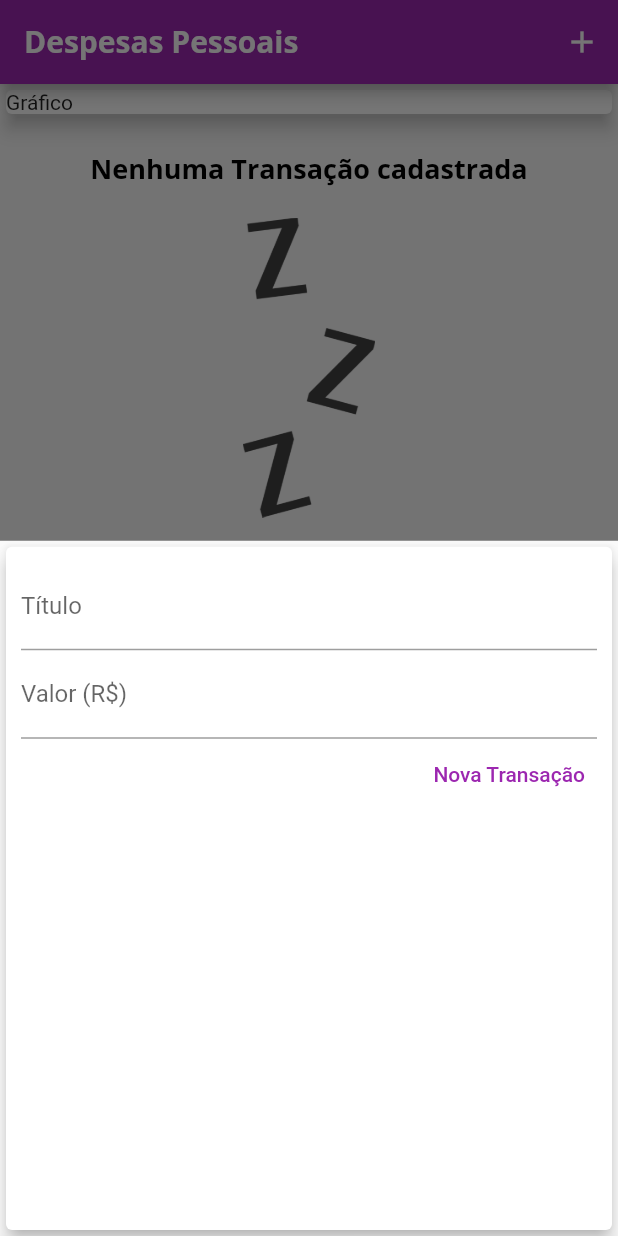
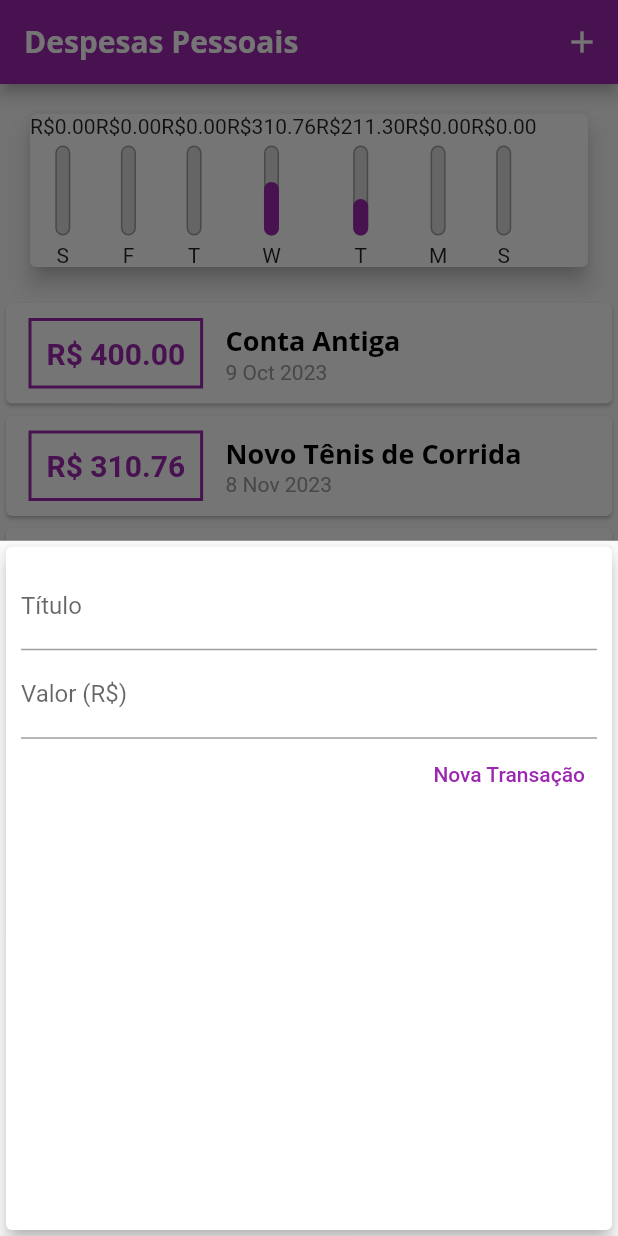
Before and after one commit to raonizacaron/flutter, a Flutter app: the screen it shows after launch, after a tap on the "add" icon, on a phone screen of 412 x 824 dp. Run offline on Flutter 3.47's test engine with Material 2 defaults, Android fonts, the phone set to English and light mode, and no system bars; missing offline and left inert: dart:ffi.

Commit message:
Adding chart drawings

```diff
--- /dev/null
+++ b/Aulas/expenses/lib/components/chart.dart
@@ -0,0 +1,58 @@
+import 'package:flutter/material.dart';
+import 'package:intl/intl.dart';
+import '../models/transaction.dart';
+import 'chart_bar.dart';
+
+class Chart extends StatelessWidget {
+  final List<Transaction> recentTransaction;
+
+  const Chart(this.recentTransaction, {Key? key}) : super(key: key);
+
+  List<Map<String, Object>> get groupedTransactions {
+    return List.generate(7, (index) {
+      final weekDay = DateTime.now().subtract(
+        Duration(days: index),
+      );
+
+      double totalSum = 0.0;
+
+      for (var i = 0; i < recentTransaction.length; i++) {
+        bool sameDay = recentTransaction[i].date.day == weekDay.day;
+        bool sameMonth = recentTransaction[i].date.month == weekDay.month;
+        bool sameYear = recentTransaction[i].date.year == weekDay.year;
+
+        if (sameDay && sameMonth && sameYear) {
+          totalSum += recentTransaction[i].value;
+        }
+      }
+
+      return {
+        'day': DateFormat.E().format(weekDay)[0],
+        'value': totalSum,
+      };
+    });
+  }
+
+  double get _weekTotalValue {
+    return groupedTransactions.fold(0.0, (sum, tr) {
+      return sum + (tr['value'] as double);
+    });
+  }
+
+  @override
+  Widget build(BuildContext context) {
+    return Card(
+      elevation: 6,
+      margin: const EdgeInsets.all(20),
+      child: Row(
+        children: groupedTransactions.map((tr) {
+          return ChartBar(
+            label: tr['day'] as String,
+            value: tr['value'] as double,
+            percentage: (tr['value'] as double) / _weekTotalValue,
+          );
+        }).toList(),
+      ),
+    );
+  }
+}
--- /dev/null
+++ b/Aulas/expenses/lib/components/chart_bar.dart
@@ -0,0 +1,54 @@
+import 'package:flutter/material.dart';
+
+class ChartBar extends StatelessWidget {
+  final String? label;
+  final double? value;
+  final double? percentage;
+
+  const ChartBar({
+    this.label,
+    this.value,
+    this.percentage,
+    Key? key,
+  }) : super(key: key);
+
+  @override
+  Widget build(BuildContext context) {
+    return Column(
+      children: [
+        Text('R\$${value!.toStringAsFixed(2)}'),
+        const SizedBox(height: 5),
+        SizedBox(
+          height: 60,
+          width: 10,
+          child: Stack(
+            alignment: Alignment.bottomCenter,
+            children: <Widget>[
+              Container(
+                decoration: BoxDecoration(
+                  border: Border.all(
+                    color: Colors.grey,
+                    width: 1.0,
+                  ),
+                  color: const Color.fromRGBO(220, 220, 220, 1),
+                  borderRadius: BorderRadius.circular(5),
+                ),
+              ),
+              FractionallySizedBox(
+                heightFactor: percentage,
+                child: Container(
+                  decoration: BoxDecoration(
+                    color: Theme.of(context).colorScheme.primary,
+                    borderRadius: BorderRadius.circular(5),
+                  ),
+                ),
+              ),
+            ],
+          ),
+        ),
+        const SizedBox(height: 5),
+        Text(label!),
+      ],
+    );
+  }
+}
--- a/Aulas/expenses/lib/components/transaction_form.dart
+++ b/Aulas/expenses/lib/components/transaction_form.dart
@@ -1,10 +1,9 @@
-// ignore_for_file: prefer_const_constructors, use_key_in_widget_constructors
 import 'package:flutter/material.dart';
 
 class TransactionForm extends StatefulWidget {
   final void Function(String, double) onSubmit;
 
-  TransactionForm(this.onSubmit);
+  const TransactionForm(this.onSubmit, {Key? key}) : super(key: key);
 
   @override
   State<TransactionForm> createState() => _TransactionFormState();
@@ -33,19 +32,20 @@ class _TransactionFormState extends State<TransactionForm> {
       child: Padding(
         padding: const EdgeInsets.all(10),
         child: Column(
-          children: <Widget>[
+          children: [
             TextField(
               controller: titleController,
               onSubmitted: (_) => _submitForm(),
-              decoration: InputDecoration(
+              decoration: const InputDecoration(
                 labelText: 'Título',
               ),
             ),
             TextField(
-              keyboardType: TextInputType.numberWithOptions(decimal: true),
+              controller: valueController,
+              keyboardType:
+                  const TextInputType.numberWithOptions(decimal: true),
               onSubmitted: (_) => _submitForm(),
-              controller: valueController,
-              decoration: InputDecoration(
+              decoration: const InputDecoration(
                 labelText: 'Valor (R\$)',
               ),
             ),
@@ -53,14 +53,16 @@ class _TransactionFormState extends State<TransactionForm> {
               mainAxisAlignment: MainAxisAlignment.end,
               children: <Widget>[
                 TextButton(
-                  style: TextButton.styleFrom(
-                    foregroundColor: Colors.purple,
+                  child: const Text(
+                    'Nova Transação',
+                    style: TextStyle(
+                      color: Colors.purple,
+                    ),
                   ),
                   onPressed: _submitForm,
-                  child: Text('Nova Transação'),
-                ),
+                )
               ],
-            )
+            ),
           ],
         ),
       ),
--- a/Aulas/expenses/lib/components/transaction_list.dart
+++ b/Aulas/expenses/lib/components/transaction_list.dart
@@ -1,33 +1,32 @@
-// ignore_for_file: prefer_const_constructors, use_key_in_widget_constructors, avoid_unnecessary_containers, prefer_const_literals_to_create_immutables, depend_on_referenced_packages
-
 import 'package:flutter/material.dart';
+import '../models/transaction.dart';
 import 'package:intl/intl.dart';
-import '../models/transaction.dart';
 
 class TransactionList extends StatelessWidget {
-  const TransactionList(this.transactions);
+  final List<Transaction> transactions;
 
-  final List<Transaction> transactions;
+  const TransactionList(this.transactions, {Key? key}) : super(key: key);
+
   @override
   Widget build(BuildContext context) {
     return SizedBox(
-      height: 450,
+      height: 300,
       child: transactions.isEmpty
           ? Column(
-              children: <Widget>[
-                SizedBox(height: 20),
+              children: [
+                const SizedBox(height: 20),
                 Text(
-                  'Nenhuma Transação cadastrada',
-                  style: Theme.of(context).textTheme.titleLarge,
+                  'Nenhuma Transação Cadastrada!',
+                  style: Theme.of(context).textTheme.headline6,
                 ),
-                SizedBox(height: 20),
+                const SizedBox(height: 20),
                 SizedBox(
                   height: 200,
                   child: Image.asset(
                     'assets/images/waiting.png',
                     fit: BoxFit.cover,
                   ),
-                )
+                ),
               ],
             )
           : ListView.builder(
@@ -36,18 +35,19 @@ class TransactionList extends StatelessWidget {
                 final tr = transactions[index];
                 return Card(
                   child: Row(
-                    children: <Widget>[
+                    children: [
                       Container(
-                        margin: EdgeInsets.symmetric(
+                        margin: const EdgeInsets.symmetric(
                           horizontal: 15,
                           vertical: 10,
                         ),
                         decoration: BoxDecoration(
-                            border: Border.all(
-                          color: Theme.of(context).colorScheme.primary,
-                          width: 2,
-                        )),
-                        padding: EdgeInsets.all(10),
+                          border: Border.all(
+                            color: Theme.of(context).colorScheme.primary,
+                            width: 2,
+                          ),
+                        ),
+                        padding: const EdgeInsets.all(10),
                         child: Text(
                           'R\$ ${tr.value.toStringAsFixed(2)}',
                           style: TextStyle(
@@ -59,22 +59,19 @@ class TransactionList extends StatelessWidget {
                       ),
                       Column(
                         crossAxisAlignment: CrossAxisAlignment.start,
-                        children: <Widget>[
+                        children: [
                           Text(
                             tr.title,
-                            style: TextStyle(
-                              fontSize: 16,
-                              fontWeight: FontWeight.bold,
-                            ),
+                            style: Theme.of(context).textTheme.headline6,
                           ),
                           Text(
                             DateFormat('d MMM y').format(tr.date),
-                            style: TextStyle(
-                              color: Colors.grey[600],
+                            style: const TextStyle(
+                              color: Colors.grey,
                             ),
                           ),
                         ],
-                      )
+                      ),
                     ],
                   ),
                 );
--- a/Aulas/expenses/lib/main.dart
+++ b/Aulas/expenses/lib/main.dart
@@ -1,9 +1,12 @@
-// ignore_for_file: use_key_in_widget_constructors, library_private_types_in_public_api
+// ignore_for_file: use_key_in_widget_constructors, library_private_types_in_public_api, unused_import
+
+import 'dart:ffi';
 
 import 'package:flutter/material.dart';
 import 'dart:math';
 import './components/transaction_form.dart';
 import './components/transaction_list.dart';
+import 'components/chart.dart';
 import 'models/transaction.dart';
 
 main() => runApp(ExpensesApp());
@@ -47,19 +50,33 @@ class MyHomePage extends StatefulWidget {
 
 class _MyHomePageState extends State<MyHomePage> {
   final List<Transaction> _transactions = [
-    // Transaction(
-    //   id: 't1',
-    //   title: 'Novo Tênis de Corrida',
-    //   value: 310.76,
-    //   date: DateTime.now(),
-    // ),
-    // Transaction(
-    //   id: 't2',
-    //   title: 'Conta de Luz',
-    //   value: 211.30,
-    //   date: DateTime.now(),
-    // ),
+    Transaction(
+      id: 't0',
+      title: 'Conta Antiga',
+      value: 400.00,
+      date: DateTime.now().subtract(const Duration(days: 33)),
+    ),
+    Transaction(
+      id: 't1',
+      title: 'Novo Tênis de Corrida',
+      value: 310.76,
+      date: DateTime.now().subtract(const Duration(days: 3)),
+    ),
+    Transaction(
+      id: 't2',
+      title: 'Conta de Luz',
+      value: 211.30,
+      date: DateTime.now().subtract(const Duration(days: 4)),
+    ),
   ];
+
+  List<Transaction> get _recentTransactions {
+    return _transactions.where((tr) {
+      return tr.date.isAfter(DateTime.now().subtract(
+        const Duration(days: 7),
+      ));
+    }).toList();
+  }
 
   _addTransaction(String title, double value) {
     final newTransaction = Transaction(
@@ -101,13 +118,7 @@ class _MyHomePageState extends State<MyHomePage> {
         child: Column(
           crossAxisAlignment: CrossAxisAlignment.stretch,
           children: <Widget>[
-            const SizedBox(
-              width: double.infinity,
-              child: Card(
-                elevation: 5,
-                child: Text('Gráfico'),
-              ),
-            ),
+            Chart(_recentTransactions),
             TransactionList(_transactions),
           ],
         ),
```
